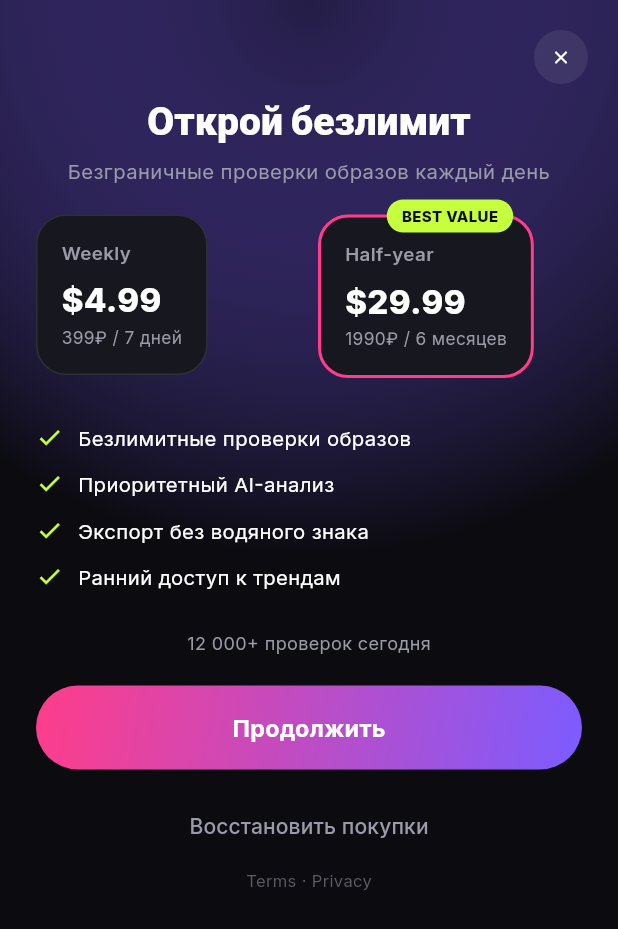
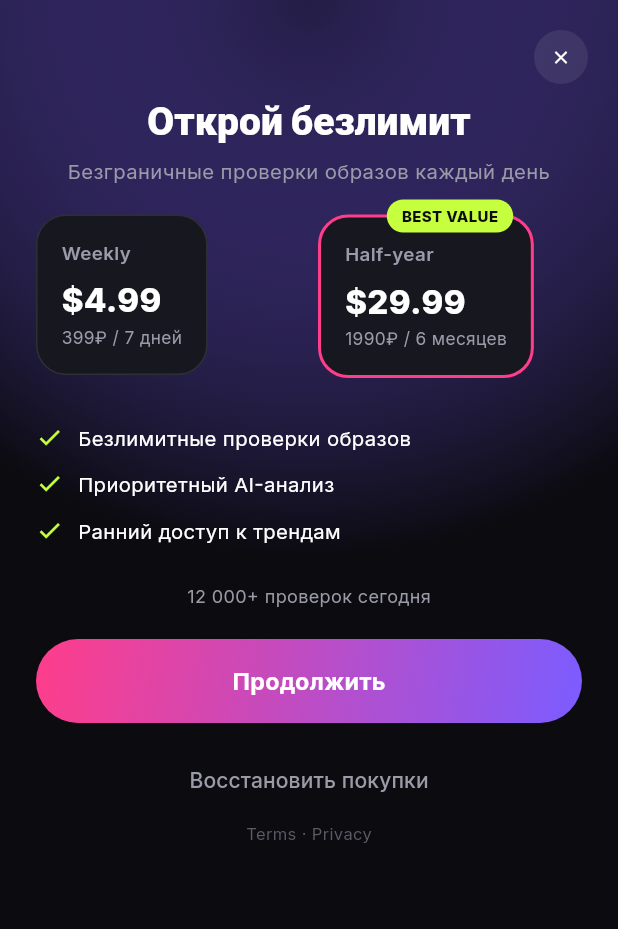
Before and after one commit to kgrigoryan0220/trendylook, a Flutter app: the PaywallScreen screen opened by its route, on a phone screen of 412 x 824 dp. Shown: the top 929 px of the screen. Run offline on Flutter 3.47's test engine with Material 3 defaults, Android fonts, the phone set to English and light mode, and no system bars; our stand-ins replace app_links, camera, connectivity_plus, flutter_animate, flutter_image_compress, flutter_riverpod and 12 more; missing offline and left inert: posthog_flutter, purchases_flutter; accounts and stored records are empty; network calls fail.

Commit message:
Fix camera preview squish, paywall close button, history date crash
- Camera preview was stretched to fill the screen via a bare CameraPreview
  inside a StackFit.expand Stack, ignoring the sensor's native aspect ratio
  and squishing the image horizontally (captured photo itself was fine).
  Scale the correctly-proportioned preview to fill the screen without
  distortion instead.
- Paywall's close button was the first child in its Stack, so the
  SingleChildScrollView offer content painted on top of it and absorbed all
  taps in that area. Moved the close button to be the last (topmost) child.
- Removed the "Экспорт без водяного знака" paywall benefit — the free-tier
  share card was never watermarked, so advertising its removal as a paid
  perk was misleading.
- History/profile crashed with LocaleDataException after the first check:
  DateFormat(..., 'ru') requires initializeDateFormatting('ru') to have run
  first, which main.dart never called.

Co-Authored-By: Claude Sonnet 5 <noreply@anthropic.com>
Claude-Session: https://claude.ai/code/session_01VwPQH4rFveRPmFBNpqaEBS

```diff
--- a/lib/features/paywall/presentation/paywall_screen.dart
+++ b/lib/features/paywall/presentation/paywall_screen.dart
@@ -92,25 +92,6 @@ class _PaywallScreenState extends ConsumerState<PaywallScreen> {
         child: SafeArea(
           child: Stack(
             children: [
-              Align(
-                alignment: Alignment.topRight,
-                child: Padding(
-                  padding: const EdgeInsets.all(20),
-                  child: InkWell(
-                    customBorder: const CircleBorder(),
-                    onTap: () => context.canPop() ? context.pop() : context.go('/home'),
-                    child: Container(
-                      width: 36,
-                      height: 36,
-                      decoration: BoxDecoration(
-                        shape: BoxShape.circle,
-                        color: Colors.white.withValues(alpha: 0.08),
-                      ),
-                      child: const Icon(Icons.close, size: 14, color: Colors.white),
-                    ),
-                  ),
-                ),
-              ),
               if (_success)
                 _SuccessView(onDone: () => context.go('/home'))
               else
@@ -185,6 +166,27 @@ class _PaywallScreenState extends ConsumerState<PaywallScreen> {
                     ),
                   ),
                 ),
+              // Крестик — последним в Stack, чтобы быть поверх скролл-контента
+              // и реально ловить тапы (иначе SingleChildScrollView перехватывает их).
+              Align(
+                alignment: Alignment.topRight,
+                child: Padding(
+                  padding: const EdgeInsets.all(20),
+                  child: InkWell(
+                    customBorder: const CircleBorder(),
+                    onTap: () => context.canPop() ? context.pop() : context.go('/home'),
+                    child: Container(
+                      width: 36,
+                      height: 36,
+                      decoration: BoxDecoration(
+                        shape: BoxShape.circle,
+                        color: Colors.white.withValues(alpha: 0.08),
+                      ),
+                      child: const Icon(Icons.close, size: 14, color: Colors.white),
+                    ),
+                  ),
+                ),
+              ),
             ],
           ),
         ),
@@ -199,7 +201,6 @@ class _BenefitsList extends StatelessWidget {
   static const _items = [
     'Безлимитные проверки образов',
     'Приоритетный AI-анализ',
-    'Экспорт без водяного знака',
     'Ранний доступ к трендам',
   ];
 
--- a/lib/main.dart
+++ b/lib/main.dart
@@ -1,6 +1,7 @@
 import 'package:flutter/material.dart';
 import 'package:flutter_riverpod/flutter_riverpod.dart';
 import 'package:hive_flutter/hive_flutter.dart';
+import 'package:intl/date_symbol_data_local.dart';
 import 'package:sentry_flutter/sentry_flutter.dart';
 import 'package:supabase_flutter/supabase_flutter.dart';
 
@@ -11,6 +12,8 @@ Future<void> main() async {
   WidgetsFlutterBinding.ensureInitialized();
 
   await Hive.initFlutter();
+  // Требуется для DateFormat(..., 'ru') в history_item_tile/profile_screen.
+  await initializeDateFormatting('ru');
 
   await Supabase.initialize(
     url: AppConfig.supabaseUrl,
```
Also changed, not shown: lib/features/check/presentation/camera_screen.dart (+32 -1 lines).
